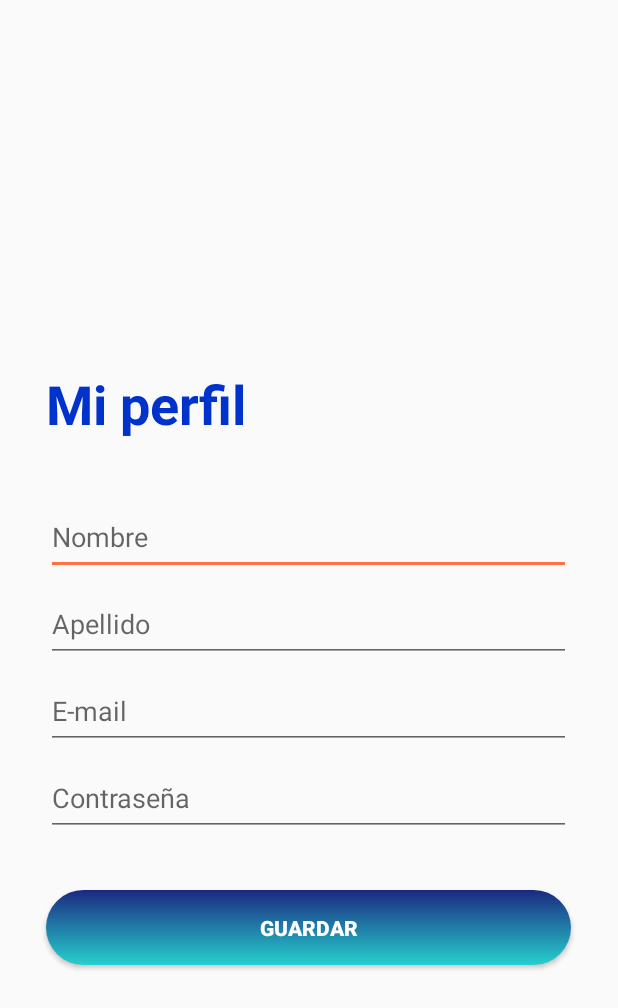
After one commit to OctavioProgramador/MyTutorEd, an Android app: the Activity_Profile screen opened directly, with no data from a screen before it, on a phone screen of 412 x 824 dp. The commit adds this screen. Shown: the top 1008 px of the screen. Run offline under Robolectric (Android 15) with nearby library versions, the phone set to English and light mode, and no system bars; our stand-ins replace Firebase (no records; nobody signed in at launch, a user with empty details on screens opened directly).

Commit message:
Activity perfil

```diff
--- a/app/src/main/AndroidManifest.xml
+++ b/app/src/main/AndroidManifest.xml
@@ -10,15 +10,13 @@
         android:label="@string/app_name"
         android:supportsRtl="true"
         android:theme="@style/AppTheme">
-        <activity android:name=".activity_forgotPassword"
-            android:theme="@style/Theme.AppCompat.NoActionBar">
-        </activity>
-        <activity android:name=".activity_login">
-        </activity>
-        <activity android:name=".ui.MainActivity">
-        </activity>
-        <activity android:name=".activity_register">
-        </activity>
+        <activity android:name=".Activity_Profile"></activity>
+        <activity
+            android:name=".activity_forgotPassword"
+            android:theme="@style/Theme.AppCompat.NoActionBar"></activity>
+        <activity android:name=".activity_login"></activity>
+        <activity android:name=".ui.MainActivity"></activity>
+        <activity android:name=".activity_register"></activity>
         <activity
             android:name=".ActivityWelcome"
             android:label="MyTutorEd">
--- /dev/null
+++ b/app/src/main/java/com/example/gg/Activity_Profile.kt
@@ -0,0 +1,19 @@
+package com.example.gg
+
+import androidx.appcompat.app.AppCompatActivity
+import android.os.Bundle
+import com.google.firebase.auth.FirebaseAuth
+
+class Activity_Profile : AppCompatActivity() {
+
+   // private val currenUser = FirebaseAuth.getInstance().currentUser
+
+    override fun onCreate(savedInstanceState: Bundle?) {
+        super.onCreate(savedInstanceState)
+        setContentView(R.layout.activity__profile)
+
+
+
+
+    }
+}
--- a/app/src/main/java/com/example/gg/ui/MainActivity.kt
+++ b/app/src/main/java/com/example/gg/ui/MainActivity.kt
@@ -18,6 +18,8 @@ import com.example.gg.utils.Constants.SEND_ID
 import com.example.gg.utils.Time
 import android.view.View
 import android.widget.Toolbar
+import com.example.gg.Activity_Profile
+import com.example.gg.activity_login
 import com.google.firebase.auth.FirebaseAuth
 import kotlinx.android.synthetic.*
 import kotlinx.android.synthetic.main.activity_main.*
@@ -162,6 +164,12 @@ class MainActivity : AppCompatActivity() {
 
                 true
             }
+            R.id.itemPerfil -> {
+                miPerfil()
+
+
+                true
+            }
             else -> super.onOptionsItemSelected(item)
         }
     }
@@ -172,4 +180,9 @@ class MainActivity : AppCompatActivity() {
         FirebaseAuth.getInstance().signOut()
         onBackPressed()
     }
+    private fun miPerfil()
+    {
+        startActivity(Intent(this, Activity_Profile::class.java))
+
+    }
 }
--- /dev/null
+++ b/app/src/main/res/layout/activity__profile.xml
@@ -0,0 +1,81 @@
+<?xml version="1.0" encoding="utf-8"?>
+<androidx.constraintlayout.widget.ConstraintLayout xmlns:android="http://schemas.android.com/apk/res/android"
+    xmlns:app="http://schemas.android.com/apk/res-auto"
+    xmlns:tools="http://schemas.android.com/tools"
+    android:layout_width="match_parent"
+    android:layout_height="match_parent"
+    tools:context=".Activity_Profile">
+
+    <LinearLayout
+        android:layout_width="match_parent"
+        android:layout_height="wrap_content"
+        android:layout_marginBottom="150dp"
+        android:orientation="vertical"
+        android:padding="15dp"
+        app:layout_constraintBottom_toBottomOf="parent"
+        tools:layout_editor_absoluteX="0dp">
+
+
+
+    <TextView
+        android:id="@+id/textView"
+        android:layout_width="match_parent"
+        android:layout_height="wrap_content"
+        android:text="Mi perfil"
+        android:textColor="@color/colorBlue"
+        android:textSize="36sp"
+        android:textStyle="bold"
+        android:layout_marginLeft="15dp"/>
+
+    <EditText
+        android:id="@+id/txtUsername"
+        android:layout_width="350dp"
+        android:layout_height="50dp"
+        android:layout_marginTop="40dp"
+        android:hint="Nombre"
+        android:layout_marginLeft="15dp"/>
+
+    <EditText
+        android:id="@+id/txtLastName"
+        android:layout_width="350dp"
+        android:layout_height="50dp"
+        android:layout_marginTop="8dp"
+        android:hint="Apellido"
+        android:layout_marginLeft="15dp"/>
+
+
+    <EditText
+        android:id="@+id/txtEmail"
+        android:layout_width="350dp"
+        android:layout_height="50dp"
+        android:layout_marginTop="8dp"
+        android:hint="E-mail"
+        android:inputType="textEmailAddress"
+        android:layout_marginLeft="15dp" />
+
+
+    <EditText
+        android:id="@+id/txtPassword"
+        android:layout_width="350dp"
+        android:layout_height="50dp"
+        android:layout_marginTop="8dp"
+        android:hint="Contraseña"
+        android:inputType="textPassword"
+        android:layout_marginLeft="15dp"/>
+
+    <Button
+        android:onClick="btnRegistrarse"
+        android:layout_width="350dp"
+        android:layout_height="50dp"
+        android:layout_marginTop="36dp"
+        android:layout_marginBottom="15dp"
+        android:background="@drawable/btn_bg"
+        android:text="Guardar"
+        android:textColor="#FFF"
+        android:textStyle="bold"
+        tools:ignore="OnClick"
+        android:layout_marginLeft="15dp"/>
+    </LinearLayout>
+
+
+</androidx.constraintlayout.widget.ConstraintLayout>
--- a/app/src/main/res/menu/menu_main.xml
+++ b/app/src/main/res/menu/menu_main.xml
@@ -9,7 +9,12 @@
         android:title="Configuraciones"
         app:showAsAction="never"/>
     <item
+        android:id="@+id/itemPerfil"
+        android:title="Mi perfil"
+        app:showAsAction="never"/>
+    <item
         android:id="@+id/itemSalir"
         android:title="Cerrar sesión"
         app:showAsAction="never"/>
+
 </menu>
```
